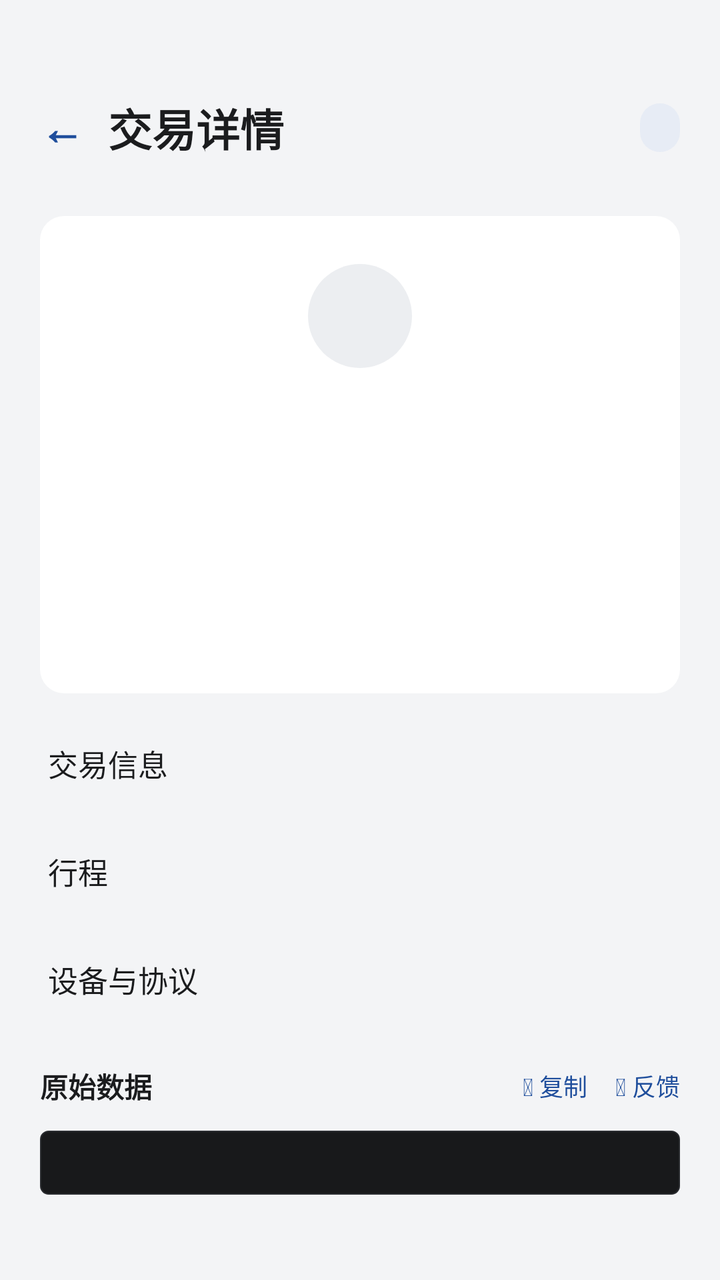
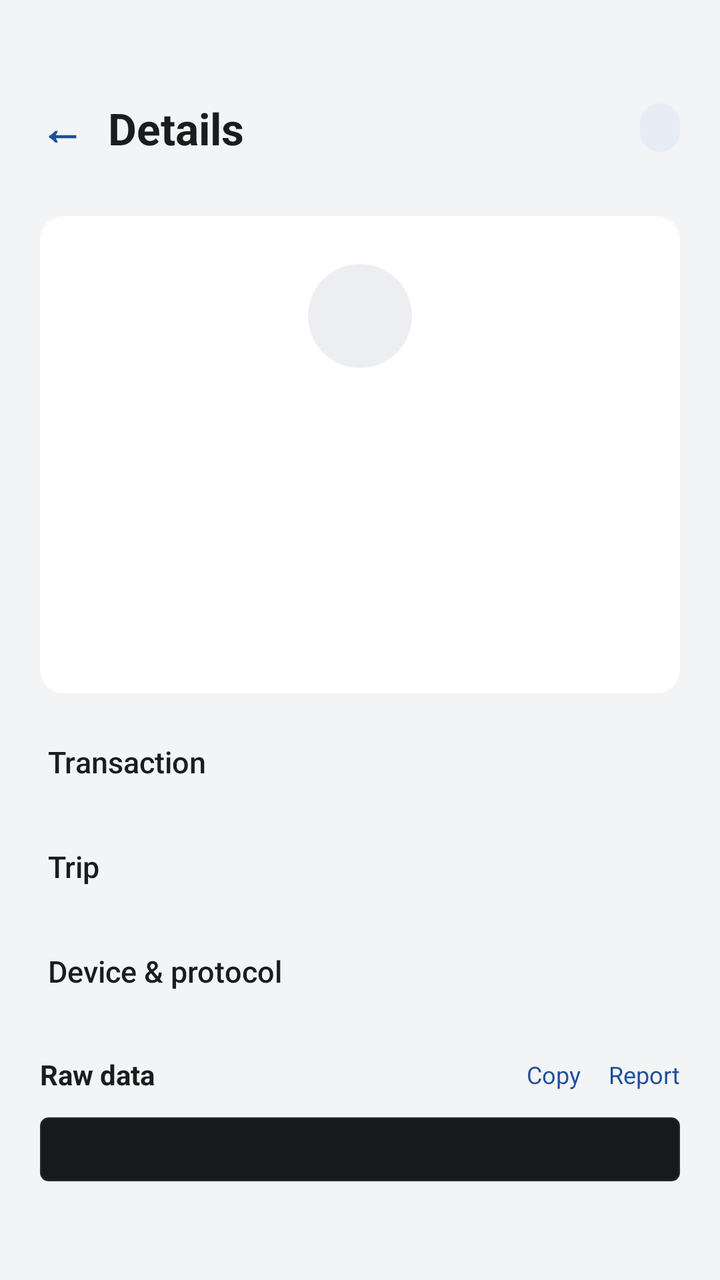

Two renders of the same Android screen: before a commit and after it. Below are the layout's source before the change and the commit's diff.
<!-- AndroidManifest.xml: application theme Theme.TransitU -->
<!-- res/layout/fragment_transaction_detail.xml -->
<?xml version="1.0" encoding="utf-8"?>
<LinearLayout xmlns:android="http://schemas.android.com/apk/res/android"
    android:layout_width="match_parent"
    android:layout_height="match_parent"
    android:orientation="vertical"
    android:background="@color/paper">

        
        <View
            android:layout_width="match_parent"
            android:layout_height="@dimen/status_bar_spacer_height" />

        
        <LinearLayout
            android:layout_width="match_parent"
            android:layout_height="wrap_content"
            android:orientation="horizontal"
            android:paddingStart="11dp"
            android:paddingEnd="20dp"
            android:paddingTop="20dp"
            android:paddingBottom="16dp"
            android:gravity="center_vertical">

            <TextView
                android:id="@+id/btnBack"
                style="@style/BackButton"
                android:text="←"
                android:textColor="@color/accent"
                android:textSize="22sp"
                android:textStyle="bold" />

            <TextView
                android:layout_width="0dp"
                android:layout_height="wrap_content"
                android:layout_weight="1"
                android:text="交易详情"
                android:textColor="@color/ink"
                android:textSize="22sp"
                android:textStyle="bold" />

            <LinearLayout
                android:id="@+id/cardBadge"
                android:layout_width="wrap_content"
                android:layout_height="wrap_content"
                android:background="@drawable/bg_card_badge"
                android:paddingStart="10dp"
                android:paddingEnd="10dp"
                android:paddingTop="4dp"
                android:paddingBottom="4dp">

                <TextView
                    android:id="@+id/tvCardBadge"
                    android:layout_width="wrap_content"
                    android:layout_height="wrap_content"
                    android:text=""
                    android:textColor="@color/accent"
                    android:textSize="12sp"
                    android:textStyle="bold"
                    android:maxWidth="140dp"
                    android:maxLines="1"
                    android:ellipsize="end" />
            </LinearLayout>
        </LinearLayout>

        
        <ScrollView
            android:layout_width="match_parent"
            android:layout_height="match_parent"
            android:background="@color/paper">

            <LinearLayout
                android:layout_width="match_parent"
                android:layout_height="wrap_content"
                android:orientation="vertical">

        
        <LinearLayout
            android:layout_width="match_parent"
            android:layout_height="wrap_content"
            android:layout_marginStart="20dp"
            android:layout_marginTop="8dp"
            android:layout_marginEnd="20dp"
            android:background="@drawable/bg_card_plain"
            android:gravity="center_horizontal"
            android:orientation="vertical"
            android:paddingStart="20dp"
            android:paddingTop="24dp"
            android:paddingEnd="20dp"
            android:paddingBottom="20dp">

            <TextView
                android:id="@+id/tvHeroIcon"
                android:layout_width="52dp"
                android:layout_height="52dp"
                android:background="@drawable/bg_icon_circle"
                android:gravity="center"
                android:importantForAccessibility="no"
                android:textSize="20sp" />

            <TextView
                android:id="@+id/tvAmountHeader"
                android:layout_width="wrap_content"
                android:layout_height="wrap_content"
                android:layout_marginTop="12dp"
                android:fontFamily="sans-serif-medium"
                android:includeFontPadding="false"
                android:textColor="@color/ink"
                android:textSize="40sp"
                android:textStyle="bold" />

            <TextView
                android:id="@+id/tvHeroTitle"
                android:layout_width="wrap_content"
                android:layout_height="wrap_content"
                android:layout_marginTop="10dp"
                android:fontFamily="sans-serif-medium"
                android:gravity="center"
                android:textColor="@color/ink"
                android:textSize="17sp" />

            <TextView
                android:id="@+id/tvHeroSubtitle"
                android:layout_width="wrap_content"
                android:layout_height="wrap_content"
                android:layout_marginTop="4dp"
                android:gravity="center"
                android:textColor="@color/ink_3"
                android:textSize="13sp" />

            <LinearLayout
                android:layout_width="wrap_content"
                android:layout_height="wrap_content"
                android:layout_marginTop="12dp"
                android:gravity="center_vertical"
                android:orientation="horizontal">

                
                <TextView
                    android:id="@+id/tvHeroDirection"
                    android:layout_width="wrap_content"
                    android:layout_height="24dp"
                    android:layout_marginEnd="8dp"
                    android:gravity="center"
                    android:paddingStart="10dp"
                    android:paddingEnd="10dp"
                    android:textSize="12sp"
                    android:visibility="gone" />

                <TextView
                    android:id="@+id/tvHeroTime"
                    android:layout_width="wrap_content"
                    android:layout_height="wrap_content"
                    android:textColor="@color/ink_3"
                    android:textSize="13sp" />
            </LinearLayout>
        </LinearLayout>

        
        <LinearLayout
            android:id="@+id/detailRowsContainer"
            android:layout_width="match_parent"
            android:layout_height="wrap_content"
            android:orientation="vertical"
            android:paddingBottom="8dp">

            <TextView
                style="@style/DetailSectionTitle"
                android:text="交易信息" />

            <LinearLayout
                android:id="@+id/sectionTxn"
                style="@style/DetailSectionCard" />

            <LinearLayout
                android:id="@+id/sectionTripWrap"
                android:layout_width="match_parent"
                android:layout_height="wrap_content"
                android:orientation="vertical">

                <TextView
                    style="@style/DetailSectionTitle"
                    android:text="行程" />

                <LinearLayout
                    android:id="@+id/sectionTrip"
                    style="@style/DetailSectionCard" />
            </LinearLayout>

            <TextView
                style="@style/DetailSectionTitle"
                android:text="设备与协议" />

            <LinearLayout
                android:id="@+id/sectionDevice"
                style="@style/DetailSectionCard" />
        </LinearLayout>

        
        <LinearLayout
            android:layout_width="match_parent"
            android:layout_height="wrap_content"
            android:orientation="vertical"
            android:paddingStart="20dp"
            android:paddingTop="16dp"
            android:paddingEnd="20dp"
            android:paddingBottom="24dp">

            <LinearLayout
                android:layout_width="match_parent"
                android:layout_height="wrap_content"
                android:orientation="horizontal"
                android:gravity="center_vertical"
                android:paddingBottom="12dp">

                <TextView
                    android:layout_width="0dp"
                    android:layout_height="wrap_content"
                    android:layout_weight="1"
                    android:text="原始数据"
                    android:textColor="@color/ink"
                    android:textSize="14sp"
                    android:textStyle="bold" />

                <TextView
                    android:id="@+id/btnCopyHex"
                    android:layout_width="wrap_content"
                    android:layout_height="wrap_content"
                    android:text="&#xf0c5; 复制"
                    android:textColor="@color/accent"
                    android:textSize="12sp"
                    android:tag="fa"
                    android:clickable="true"
                    android:focusable="true" />

                <TextView
                    android:id="@+id/btnFeedbackHex"
                    android:layout_width="wrap_content"
                    android:layout_height="wrap_content"
                    android:layout_marginStart="14dp"
                    android:text="&#xf075; 反馈"
                    android:textColor="@color/accent"
                    android:textSize="12sp"
                    android:clickable="true"
                    android:focusable="true" />
            </LinearLayout>

            
            <LinearLayout
                android:id="@+id/hexPanel"
                android:layout_width="match_parent"
                android:layout_height="wrap_content"
                android:orientation="vertical"
                android:background="@drawable/bg_hex_panel"
                android:padding="16dp"
                android:visibility="visible">
            </LinearLayout>
        </LinearLayout>
            </LinearLayout>
        </ScrollView>
    </LinearLayout>
<!-- resources referenced by this layout -->
<resources>
  <color name="accent">#1F4E9C</color>
  <color name="ink">#1B1C1E</color>
  <color name="ink_3">#6B6F76</color>
  <color name="paper">#F3F4F6</color>
  <dimen name="status_bar_spacer_height">0dp</dimen>
  <!-- drawable bg_card_badge (drawable) -->
  <?xml version="1.0" encoding="utf-8"?>
  <shape xmlns:android="http://schemas.android.com/apk/res/android">
      <solid android:color="@color/accent_container" />
      <corners android:radius="999dp" />
  </shape>
  <!-- drawable bg_card_plain (drawable) -->
  <?xml version="1.0" encoding="utf-8"?>
  <shape xmlns:android="http://schemas.android.com/apk/res/android">
      <solid android:color="@color/surface" />
      <corners android:radius="12dp" />
  </shape>
  <!-- drawable bg_hex_panel (drawable) -->
  <?xml version="1.0" encoding="utf-8"?>
  <shape xmlns:android="http://schemas.android.com/apk/res/android">
      <solid android:color="@color/night" />
      <corners android:radius="4dp" />
      <stroke android:width="0.5dp" android:color="@color/night_2" />
  </shape>
  <!-- drawable bg_icon_circle (drawable) -->
  <?xml version="1.0" encoding="utf-8"?>
  <shape xmlns:android="http://schemas.android.com/apk/res/android"
      android:shape="oval">
      <solid android:color="@color/fill" />
      <size android:width="36dp" android:height="36dp" />
  </shape>
  <style name="BackButton">
          <item name="android:layout_width">40dp</item>
          <item name="android:layout_height">40dp</item>
          <item name="android:layout_marginEnd">3dp</item>
          <item name="android:gravity">center</item>
          <item name="android:background">@drawable/bg_back_button</item>
          <item name="android:clickable">true</item>
          <item name="android:focusable">true</item>
      </style>
  <style name="DetailSectionCard">
          <item name="android:layout_width">match_parent</item>
          <item name="android:layout_height">wrap_content</item>
          <item name="android:layout_marginStart">20dp</item>
          <item name="android:layout_marginEnd">20dp</item>
          <item name="android:background">@drawable/bg_card_plain</item>
          <item name="android:orientation">vertical</item>
      </style>
  <color name="accent_container">#E7ECF5</color>
  <color name="surface">#FFFFFF</color>
  <color name="night">#18191B</color>
  <color name="night_2">#2A2C30</color>
  <color name="fill">#ECEEF1</color>
  <!-- drawable bg_back_button (drawable) -->
  <?xml version="1.0" encoding="utf-8"?>
  <shape xmlns:android="http://schemas.android.com/apk/res/android"
      android:shape="oval">
      <solid android:color="@android:color/transparent" />
  </shape>
  <!-- drawable tu_text_select_handle_middle (drawable) -->
  <?xml version="1.0" encoding="utf-8"?>
  <bitmap xmlns:android="http://schemas.android.com/apk/res/android"
      android:src="@drawable/abc_text_select_handle_middle_mtrl"
      android:tint="?attr/colorPrimary"
      android:tintMode="src_in" />
  <!-- drawable tu_text_select_handle_left (drawable) -->
  <?xml version="1.0" encoding="utf-8"?>
  <bitmap xmlns:android="http://schemas.android.com/apk/res/android"
      android:src="@drawable/abc_text_select_handle_left_mtrl"
      android:tint="?attr/colorPrimary"
      android:tintMode="src_in" />
  <!-- drawable tu_text_select_handle_right (drawable) -->
  <?xml version="1.0" encoding="utf-8"?>
  <bitmap xmlns:android="http://schemas.android.com/apk/res/android"
      android:src="@drawable/abc_text_select_handle_right_mtrl"
      android:tint="?attr/colorPrimary"
      android:tintMode="src_in" />
  <!-- unchanged entries left out for length: 2 -->
</resources>

<!-- the commit's change to res/layout/fragment_transaction_detail.xml (unified diff, before → after) -->
@@ -33,7 +33,7 @@
                 android:layout_width="0dp"
                 android:layout_height="wrap_content"
                 android:layout_weight="1"
-                android:text="交易详情"
+                android:text="@string/txn_detail_title"
                 android:textColor="@color/ink"
                 android:textSize="22sp"
                 android:textStyle="bold" />
@@ -165,7 +165,7 @@
 
             <TextView
                 style="@style/DetailSectionTitle"
-                android:text="交易信息" />
+                android:text="@string/txn_detail_info" />
 
             <LinearLayout
                 android:id="@+id/sectionTxn"
@@ -179,7 +179,7 @@
 
                 <TextView
                     style="@style/DetailSectionTitle"
-                    android:text="行程" />
+                    android:text="@string/txn_detail_trip" />
 
                 <LinearLayout
                     android:id="@+id/sectionTrip"
@@ -188,7 +188,7 @@
 
             <TextView
                 style="@style/DetailSectionTitle"
-                android:text="设备与协议" />
+                android:text="@string/txn_detail_device" />
 
             <LinearLayout
                 android:id="@+id/sectionDevice"
@@ -216,7 +216,7 @@
                     android:layout_width="0dp"
                     android:layout_height="wrap_content"
                     android:layout_weight="1"
-                    android:text="原始数据"
+                    android:text="@string/label_raw_data"
                     android:textColor="@color/ink"
                     android:textSize="14sp"
                     android:textStyle="bold" />
@@ -225,10 +225,9 @@
                     android:id="@+id/btnCopyHex"
                     android:layout_width="wrap_content"
                     android:layout_height="wrap_content"
-                    android:text="&#xf0c5; 复制"
+                    android:text="@string/action_copy"
                     android:textColor="@color/accent"
                     android:textSize="12sp"
-                    android:tag="fa"
                     android:clickable="true"
                     android:focusable="true" />
 
@@ -237,7 +236,7 @@
                     android:layout_width="wrap_content"
                     android:layout_height="wrap_content"
                     android:layout_marginStart="14dp"
-                    android:text="&#xf075; 反馈"
+                    android:text="@string/action_report"
                     android:textColor="@color/accent"
                     android:textSize="12sp"
                     android:clickable="true"
<!-- resource entries referenced after the edit -->
@@ -31,6 +31,13 @@
       <solid android:color="@color/fill" />
       <size android:width="36dp" android:height="36dp" />
   </shape>
+  <string name="action_copy">Copy</string>
+  <string name="action_report">Report</string>
+  <string name="label_raw_data">Raw data</string>
+  <string name="txn_detail_device">Device &amp; protocol</string>
+  <string name="txn_detail_info">Transaction</string>
+  <string name="txn_detail_title">Details</string>
+  <string name="txn_detail_trip">Trip</string>
   <style name="BackButton">
           <item name="android:layout_width">40dp</item>
           <item name="android:layout_height">40dp</item>
